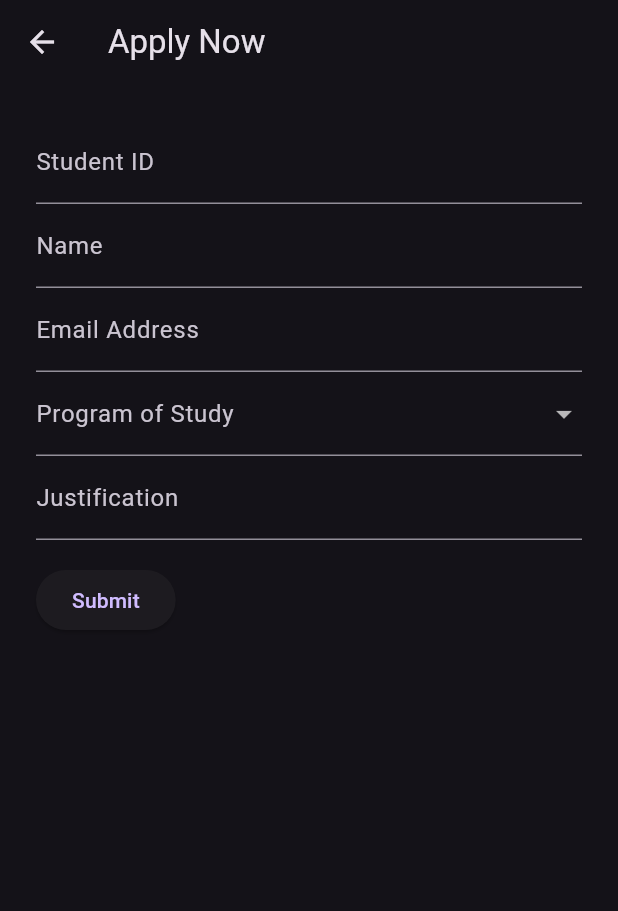
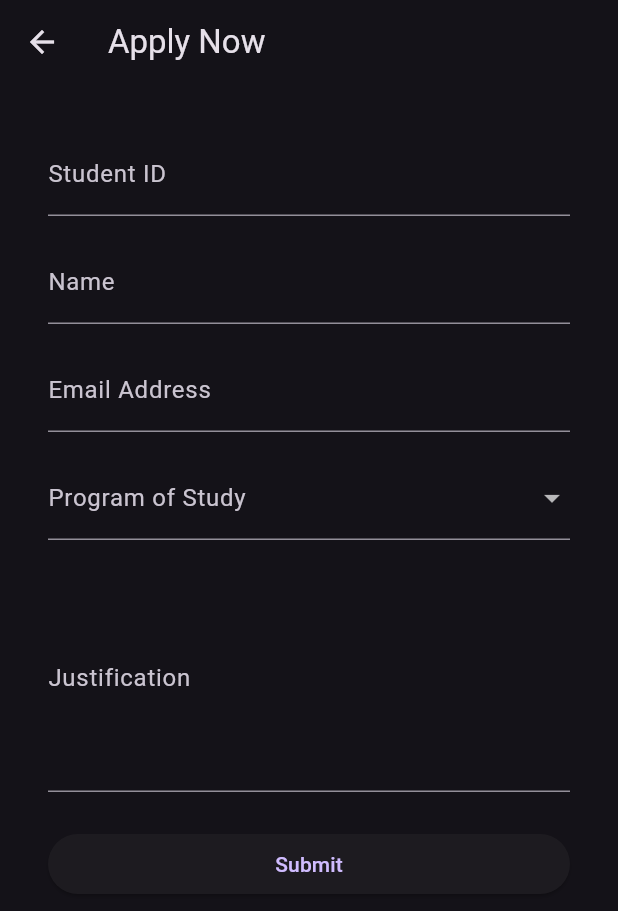
Before and after one commit to Swapnil-DevGeek/Hackenza-SOP-Portal-Devkrieg, a Flutter app: the ApplyNowPage screen opened directly, on a phone screen of 412 x 824 dp. Shown: the top 911 px of the screen. Run offline on Flutter 3.47's test engine with Material 3 defaults, Android fonts, the phone set to English and light mode, and no system bars; our stand-ins replace google_sign_in.

Commit message:
const modifiers for apply page

```diff
--- a/app/sopapp/lib/main.dart
+++ b/app/sopapp/lib/main.dart
@@ -1,7 +1,9 @@
 import 'package:flutter/material.dart';
+import 'package:sopapp/models/application.dart';
 import 'package:sopapp/screens/admin/admin_dash.dart';
 import 'package:sopapp/screens/faculty/faculty_dash.dart';
 import 'package:sopapp/screens/login.dart';
+import 'package:sopapp/screens/student/my_applications.dart';
 import 'package:sopapp/screens/student/student_dash.dart';
 
 void main() {
--- a/app/sopapp/lib/screens/student/apply.dart
+++ b/app/sopapp/lib/screens/student/apply.dart
@@ -5,7 +5,7 @@ class ApplyNowPage extends StatelessWidget {
   Widget build(BuildContext context) {
     return Scaffold(
       appBar: AppBar(
-        title: Text('Apply Now'),
+        title: const Text('Apply Now'),
       ),
       body: Padding(
         padding: const EdgeInsets.all(16.0),
@@ -33,15 +33,16 @@ class _ApplyNowFormState extends State<ApplyNowForm> {
   @override
   Widget build(BuildContext context) {
     return Material(
+      child: SingleChildScrollView(
         child: Padding(
-        padding: const EdgeInsets.all(8.0),
+          padding: const EdgeInsets.all(16.0),
           child: Form(
             key: _formKey,
             child: Column(
-            crossAxisAlignment: CrossAxisAlignment.start,
+              crossAxisAlignment: CrossAxisAlignment.stretch,
               children: [
                 TextFormField(
-                decoration: InputDecoration(labelText: 'Student ID'),
+                  decoration: const InputDecoration(labelText: 'Student ID'),
                   validator: (value) {
                     if (value == null || value.isEmpty) {
                       return 'Please enter student ID';
@@ -52,8 +53,9 @@ class _ApplyNowFormState extends State<ApplyNowForm> {
                     _studentId = value;
                   },
                 ),
+                const SizedBox(height: 16),
                 TextFormField(
-                decoration: InputDecoration(labelText: 'Name'),
+                  decoration: const InputDecoration(labelText: 'Name'),
                   validator: (value) {
                     if (value == null || value.isEmpty) {
                       return 'Please enter your name';
@@ -64,8 +66,9 @@ class _ApplyNowFormState extends State<ApplyNowForm> {
                     _name = value;
                   },
                 ),
+                const SizedBox(height: 16),
                 TextFormField(
-                decoration: InputDecoration(labelText: 'Email Address'),
+                  decoration: const InputDecoration(labelText: 'Email Address'),
                   validator: (value) {
                     if (value == null || value.isEmpty) {
                       return 'Please enter your email address';
@@ -76,8 +79,9 @@ class _ApplyNowFormState extends State<ApplyNowForm> {
                     _email = value;
                   },
                 ),
+                const SizedBox(height: 16),
                 DropdownButtonFormField(
-                decoration: InputDecoration(labelText: 'Program of Study'),
+                  decoration: const InputDecoration(labelText: 'Program of Study'),
                   value: _programOfStudy,
                   items: _programOfStudyOptions.map((program) {
                     return DropdownMenuItem(
@@ -97,9 +101,10 @@ class _ApplyNowFormState extends State<ApplyNowForm> {
                     return null;
                   },
                 ),
+                const SizedBox(height: 16),
                 TextFormField(
-                decoration: InputDecoration(labelText: 'Justification'),
-                maxLines: null, // Allow multiple lines
+                  decoration: const InputDecoration(labelText: 'Justification'),
+                  maxLines: 5,
                   validator: (value) {
                     if (value == null || value.isEmpty) {
                       return 'Please enter your justification';
@@ -110,7 +115,7 @@ class _ApplyNowFormState extends State<ApplyNowForm> {
                     _justification = value;
                   },
                 ),
-              SizedBox(height: 16),
+                const SizedBox(height: 24),
                 ElevatedButton(
                   onPressed: () {
                     if (_formKey.currentState!.validate()) {
@@ -120,9 +125,10 @@ class _ApplyNowFormState extends State<ApplyNowForm> {
                       // You can access the entered data using _studentId, _name, _email, _programOfStudy, _justification
                     }
                   },
-                child: Text('Submit'),
+                  child: const Text('Submit'),
                 ),
               ],
+            ),
           ),
         ),
       ),
```
Lines whose indentation alone changed are shown as unchanged.
